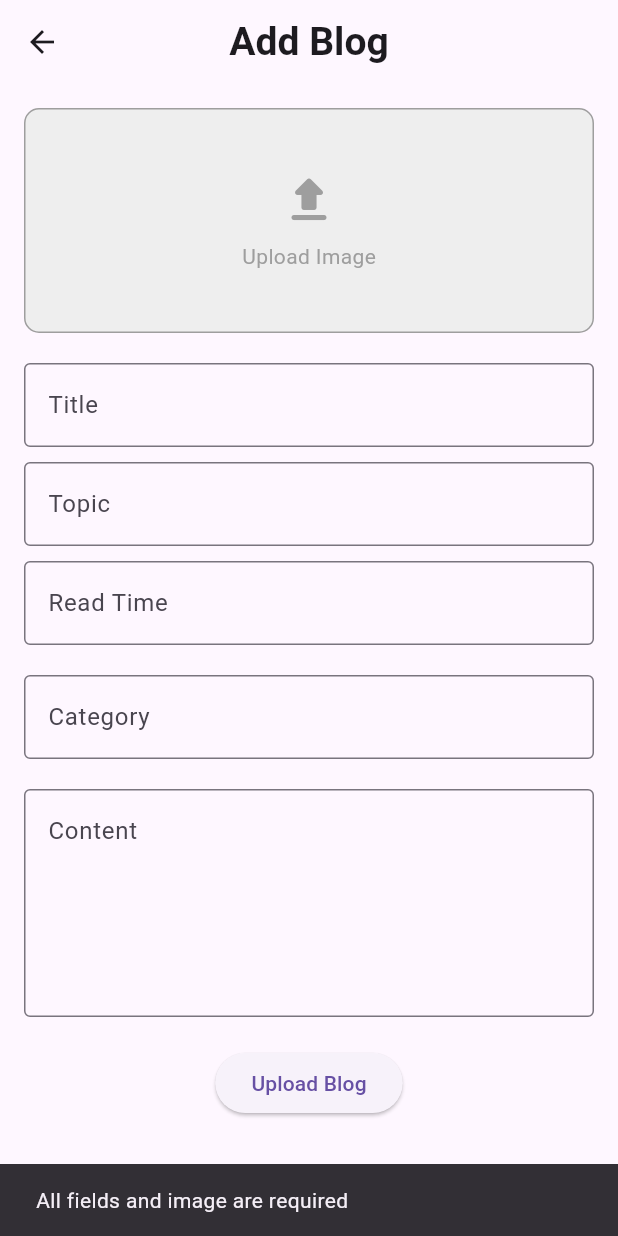
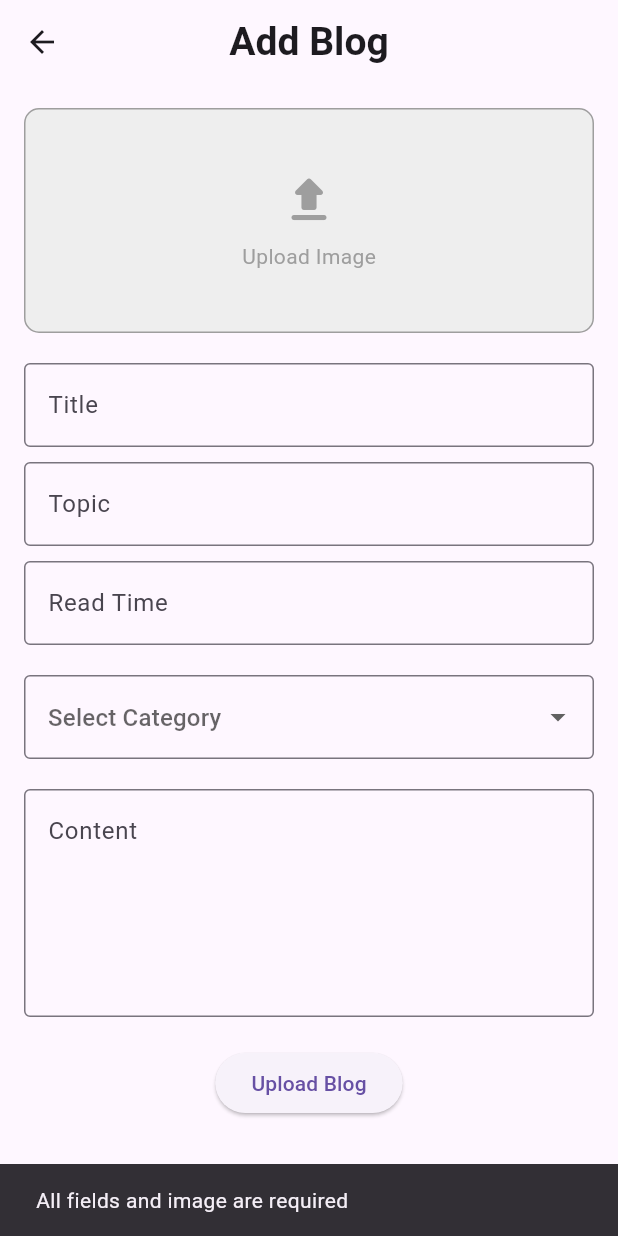
Before and after one commit to AswinSudhakar/InkBloom-Blog-App, a Flutter app: the AddBlog screen opened directly, after a tap on "Upload Blog", on a phone screen of 412 x 824 dp. Run offline on Flutter 3.47's test engine with Material 3 defaults, Android fonts, the light colour scheme and no system bars; our stand-ins replace flutter_screenutil, google_fonts, image_picker, lottie, shared_preferences; missing offline and left inert: dart:ffi; accounts and stored records are empty; network calls fail.

Commit message:
category dropdown

```diff
--- a/lib/View/blogscreens/addblog.dart
+++ b/lib/View/blogscreens/addblog.dart
@@ -149,7 +149,7 @@ class _AddBlogState extends State<AddBlog> {
   final TextEditingController _titleController = TextEditingController();
   final TextEditingController _topicController = TextEditingController();
   final TextEditingController _contentController = TextEditingController();
-  final TextEditingController _CategoryController = TextEditingController();
+
   final TextEditingController _readtimeController = TextEditingController();
 
   BlogProvider blogProvider = BlogProvider();
@@ -164,17 +164,31 @@ class _AddBlogState extends State<AddBlog> {
     }
   }
 
+  List<String> _categories = [
+    'Technology',
+    'Business',
+    'Lifestyle',
+    'Health',
+    'Education',
+    'Culture',
+    'Sports',
+    'Society',
+    'Work',
+  ];
+
+  String? _selectedCategory;
+
   void _uploadBlog() {
     final title = _titleController.text.trim();
     final topic = _topicController.text.trim();
     final content = _contentController.text.trim();
-    final category = _CategoryController.text.trim();
+    final category = _selectedCategory;
     final readTime = _readtimeController.text.trim();
 
     if (title.isEmpty ||
         topic.isEmpty ||
         content.isEmpty ||
-        category.isEmpty ||
+        category == null ||
         readTime.isEmpty ||
         _selectedImage == null) {
       ScaffoldMessenger.of(context).showSnackBar(
@@ -205,7 +219,7 @@ class _AddBlogState extends State<AddBlog> {
       blogProvider.fetchBlogs(); // This ensures the home screen updates
 
       // Clear fields
-      _CategoryController.clear();
+
       _contentController.clear();
       _readtimeController.clear();
       _titleController.clear();
@@ -295,12 +309,25 @@ class _AddBlogState extends State<AddBlog> {
                 ),
               ),
               const SizedBox(height: 20),
-              TextField(
-                controller: _CategoryController,
+              DropdownButtonFormField<String>(
+                value: _selectedCategory,
                 decoration: const InputDecoration(
-                  hintText: 'Category',
+                  hintText: 'Select Category',
                   border: OutlineInputBorder(),
                 ),
+                items: _categories.map((category) {
+                  return DropdownMenuItem<String>(
+                    value: category,
+                    child: Text(category),
+                  );
+                }).toList(),
+                onChanged: (value) {
+                  setState(() {
+                    _selectedCategory = value;
+                  });
+                },
+                validator: (value) =>
+                    value == null ? 'Please select a category' : null,
               ),
               const SizedBox(height: 20),
               TextField(
--- a/lib/View/blogscreens/myblogs.dart
+++ b/lib/View/blogscreens/myblogs.dart
@@ -1,7 +1,7 @@
 import 'package:flutter/material.dart';
 import 'package:inkbloom/ViewModel/blogprovider.dart';
 import 'package:inkbloom/ViewModel/userprovider.dart';
-import 'package:inkbloom/models/blog/blogmodel.dart';
+
 import 'package:inkbloom/widgets/bloglistview.dart';
 import 'package:provider/provider.dart';
 
@@ -33,7 +33,7 @@ class _FavoriteScreenState extends State<Myblogs> {
           style: TextStyle(fontSize: 30, fontWeight: FontWeight.w600),
         ),
       ),
-      body: Container(
+      body: SizedBox(
         child: SingleChildScrollView(
           child: Column(
             children: [
```
Also changed, not shown: lib/View/blogscreens/editblog.dart (+33 -7 lines).
